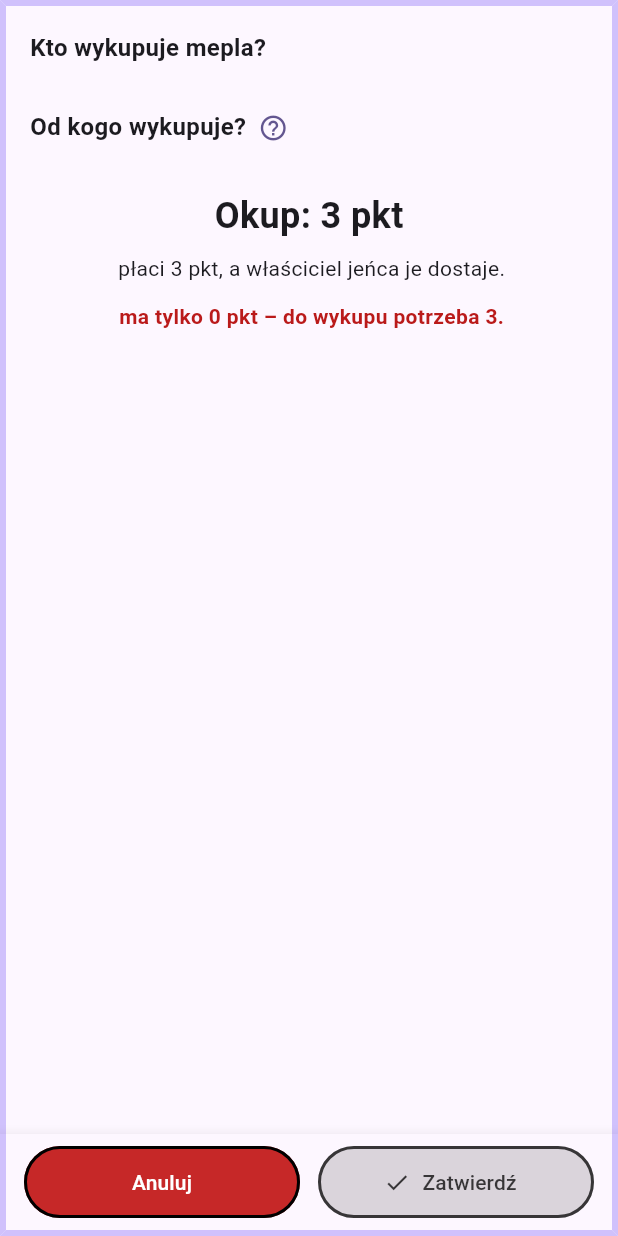
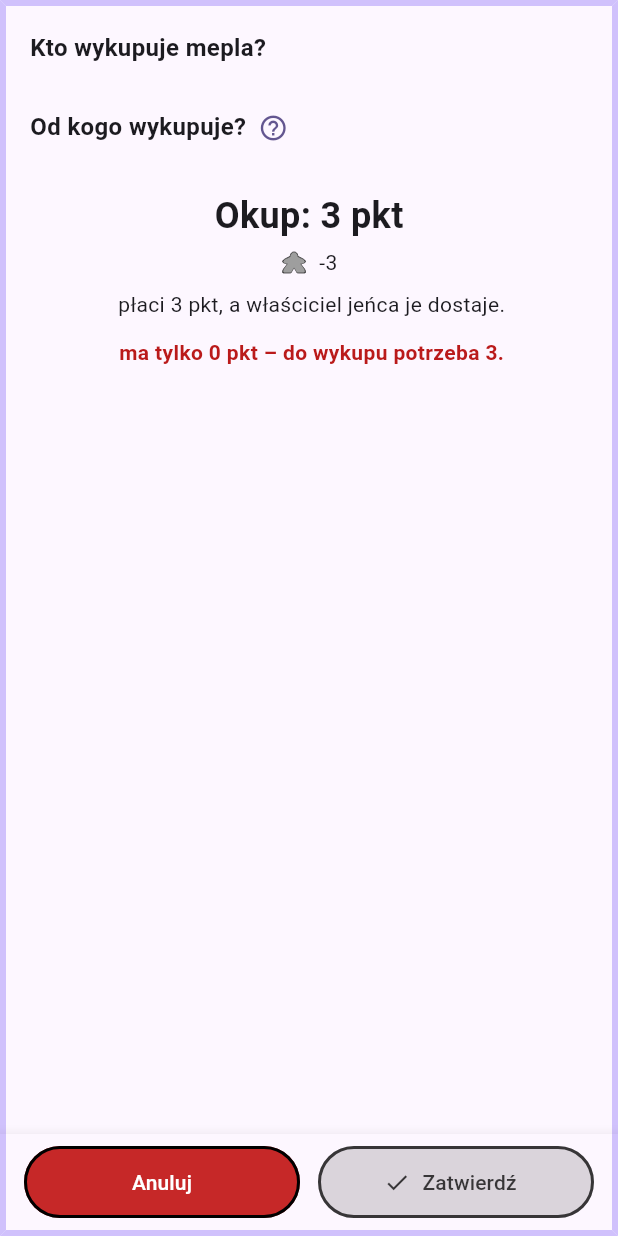
Before and after one commit to WGFizban/CC_NEW, a Flutter app: the TowerScreen screen opened directly with empty values, on a phone screen of 412 x 824 dp. Run offline on Flutter 3.47's test engine with Material 3 defaults, Android fonts, the phone set to English and light mode, and no system bars; our stand-ins replace file_picker, flutter_colorpicker, flutter_svg, image_picker, package_info_plus, pdf and 2 more; accounts and stored records are empty; generated files the repository leaves out were written again.

Commit message:
Owce, wieża i bazar: pod wynikiem mepel, imię i punkty każdego gracza
Co-Authored-By: Claude Sonnet 5.5 <noreply@anthropic.com>
Claude-Session: https://claude.ai/code/session_01P2QWxkXWwGKiSLABjDzL2r

```diff
--- a/lib/screens/tower_screen.dart
+++ b/lib/screens/tower_screen.dart
@@ -9,6 +9,7 @@ import '../theme/app_theme.dart';
 import '../widgets/adaptive_layout.dart';
 import '../widgets/scoring_app_bar.dart';
 import '../widgets/info_hint.dart';
+import '../widgets/player_label.dart';
 import '../widgets/player_picker.dart';
 
 /// Wykup uwięzionego mepla z dodatku „Wieża".
@@ -113,6 +114,19 @@ class _TowerScreenState extends State<TowerScreen> {
               style: const TextStyle(fontSize: 24, fontWeight: FontWeight.bold),
             ),
           ),
+          // Kto ile dostaje: mepel w kolorze gracza i jego punkty.
+          Padding(
+            padding: const EdgeInsets.only(top: 4),
+            child: PlayerLabels(
+              alignment: WrapAlignment.center,
+              items: [
+                (player: _buyer, text: '${_buyer.name} -$kRansomPoints'),
+                if (_holder != null)
+                  (player: _holder!, text: '${_holder!.name} +$kRansomPoints'),
+              ],
+              empty: '',
+            ),
+          ),
           const SizedBox(height: 8),
           Center(
             child: Text(
```
Also changed, not shown: lib/screens/bazaar_screen.dart (+27 -0 lines), lib/screens/flock_screen.dart (+16 -0 lines).
